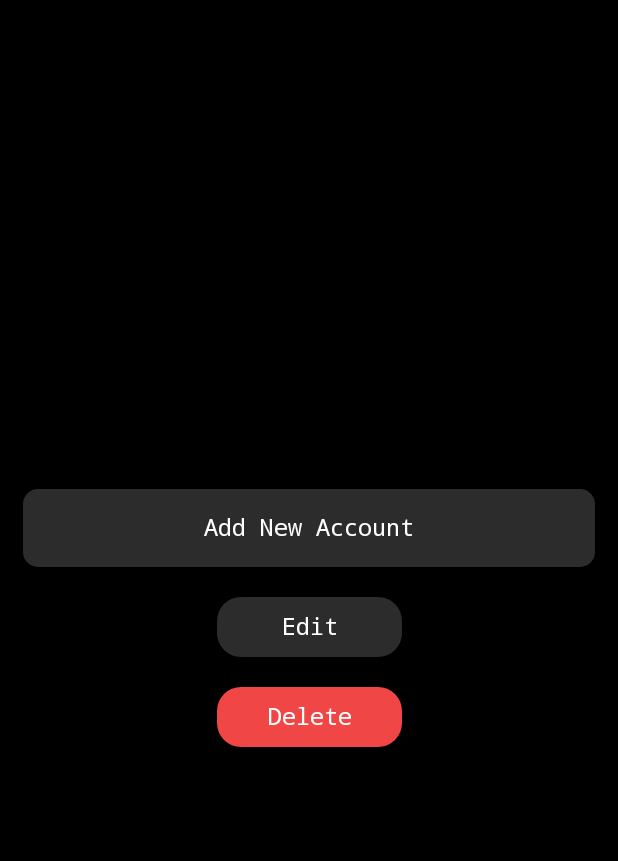
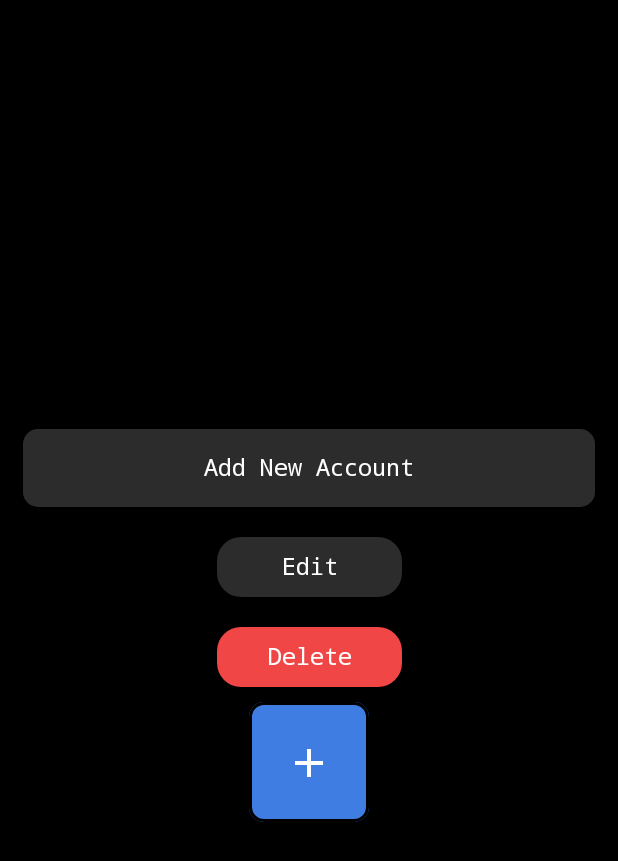
Before and after one commit to SAIF879/PASSWORD-MANAGER, an Android app built with Jetpack Compose: the @Preview function PreviewButtons, on a phone screen of 412 x 824 dp. Shown: the top 861 px of the screen. Run offline under Robolectric (Android 15) with nearby library versions, the phone set to English and light mode, and no system bars.

Commit message:
refractor and more

```diff
--- a/app/src/main/java/com/example/passwordmanager/commonComponents/PasswordButtons.kt
+++ b/app/src/main/java/com/example/passwordmanager/commonComponents/PasswordButtons.kt
@@ -1,9 +1,11 @@
 package com.example.passwordmanager.commonComponents
 
+import androidx.compose.foundation.BorderStroke
 import androidx.compose.foundation.background
 import androidx.compose.foundation.layout.Arrangement
 import androidx.compose.foundation.layout.Box
 import androidx.compose.foundation.layout.Column
+import androidx.compose.foundation.layout.Row
 import androidx.compose.foundation.layout.fillMaxSize
 import androidx.compose.foundation.layout.fillMaxWidth
 import androidx.compose.foundation.layout.height
@@ -16,9 +18,12 @@ import androidx.compose.runtime.Composable
 import androidx.compose.ui.Alignment
 import androidx.compose.ui.Modifier
 import androidx.compose.ui.graphics.Color
+import androidx.compose.ui.graphics.RectangleShape
 import androidx.compose.ui.tooling.preview.Preview
 import androidx.compose.ui.unit.dp
+import com.example.passwordmanager.R
 import com.example.passwordmanager.ui.theme.MatteBlack
+import com.example.passwordmanager.ui.theme.MatteBlue
 import com.example.passwordmanager.ui.theme.MatteRed
 
 @Composable
@@ -85,6 +90,25 @@ fun InputButton(
 }
 
 
+@Composable
+fun NewPasswordButton(
+    modifier: Modifier=Modifier,
+    onClick: () -> Unit = {}
+) {
+    Button(onClick = { onClick.invoke() }, modifier = modifier
+        .width(80.dp)
+        .height(80.dp) , colors = ButtonDefaults.buttonColors(
+        containerColor = MatteBlue
+    ) ,border = BorderStroke(2.dp, Color.Black),
+        shape = RoundedCornerShape(10.dp)
+    ) {
+
+        PasswordManagerIcons(icon = R.drawable.ic_add , size = 50 , tint = Color.White )
+    }
+}
+
+
+
 @Preview
 @Composable
 fun PreviewButtons(){
@@ -101,6 +125,7 @@ fun PreviewButtons(){
             NewAccountButton();
             InputButton("Edit" , color = MatteBlack);
             InputButton("Delete" , color = MatteRed);
+            NewPasswordButton();
 
         }
 
--- /dev/null
+++ b/app/src/main/java/com/example/passwordmanager/commonComponents/PasswordManagerIcons.kt
@@ -0,0 +1,26 @@
+package com.example.passwordmanager.commonComponents
+
+import androidx.compose.foundation.Image
+import androidx.compose.foundation.layout.size
+import androidx.compose.runtime.Composable
+import androidx.compose.ui.Modifier
+import androidx.compose.ui.graphics.Color
+import androidx.compose.ui.graphics.ColorFilter
+import androidx.compose.ui.layout.ContentScale
+import androidx.compose.ui.res.painterResource
+import androidx.compose.ui.unit.dp
+
+@Composable
+fun PasswordManagerIcons(
+    icon: Int,
+    size: Int = 40,
+    tint: Color? = null,
+    modifier: Modifier = Modifier
+) {
+    Image(
+        painter = painterResource(id = icon),
+        contentDescription = null,
+        modifier = modifier.size(size.dp),
+        colorFilter = tint?.let { ColorFilter.tint(it) } // Applying color filter if tint color is provided
+    )
+}
--- a/app/src/main/java/com/example/passwordmanager/ui/theme/Color.kt
+++ b/app/src/main/java/com/example/passwordmanager/ui/theme/Color.kt
@@ -7,6 +7,7 @@ val PurpleGrey80 = Color(0xFFCCC2DC)
 val Pink80 = Color(0xFFEFB8C8)
 val MatteBlack =Color(0XFF2C2C2C)
 val MatteRed = Color(0xFFF04646)
+val MatteBlue = Color(0XFF3F7DE3)
 val Purple40 = Color(0xFF6650a4)
 val PurpleGrey40 = Color(0xFF625b71)
 val Pink40 = Color(0xFF7D5260)
--- /dev/null
+++ b/app/src/main/res/drawable/ic_add.xml
@@ -0,0 +1,5 @@
+<vector xmlns:android="http://schemas.android.com/apk/res/android" android:height="24dp" android:tint="#FFFFFF" android:viewportHeight="24" android:viewportWidth="24" android:width="24dp">
+
+    <path android:fillColor="@android:color/white" android:pathData="M19,13h-6v6h-2v-6H5v-2h6V5h2v6h6v2z"/>
+
+</vector>
```
